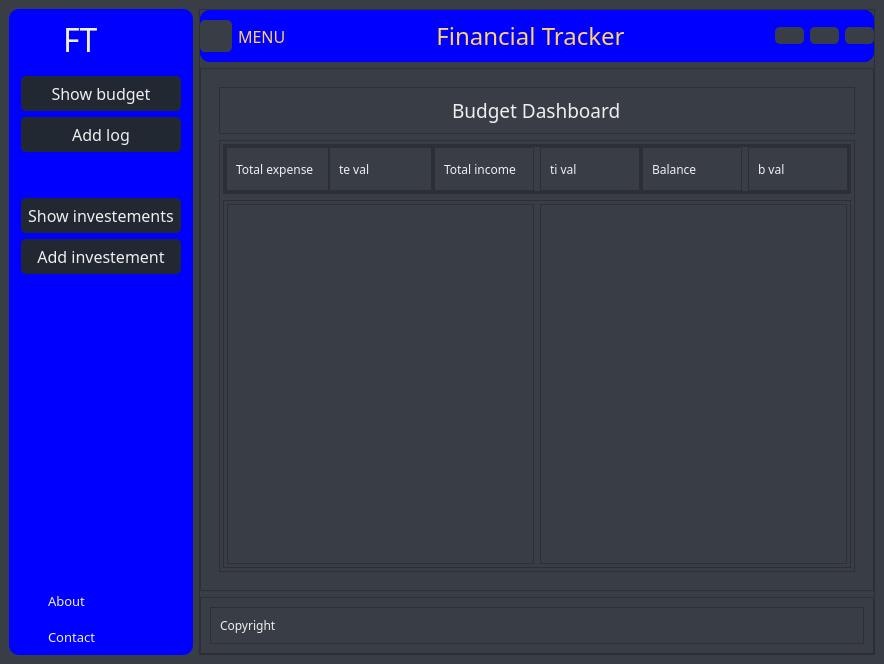
First picture: the form in interface.ui, repository bonradoo/financial-manager, before the edit.
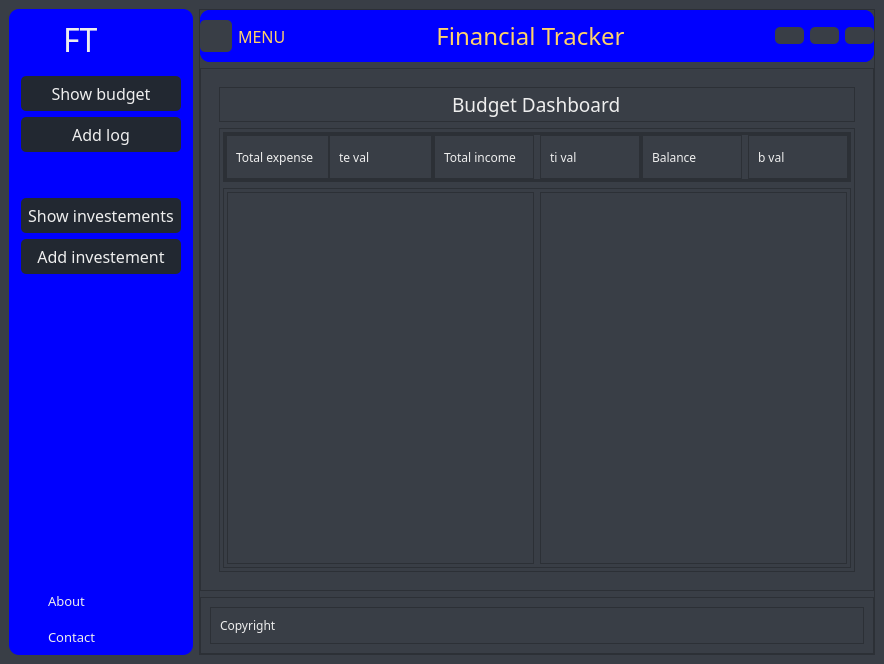
Second picture: the form after the edit. The open tabs and pages were chosen to show the change. Icons and pictures are not drawn.

```diff
--- a/interface.ui
+++ b/interface.ui
@@ -680,6 +680,18 @@
                  <enum>QFrame::Raised</enum>
                 </property>
                 <layout class="QVBoxLayout" name="verticalLayout_11">
+                 <property name="leftMargin">
+                  <number>3</number>
+                 </property>
+                 <property name="topMargin">
+                  <number>3</number>
+                 </property>
+                 <property name="rightMargin">
+                  <number>3</number>
+                 </property>
+                 <property name="bottomMargin">
+                  <number>3</number>
+                 </property>
                  <item alignment="Qt::AlignHCenter">
                   <widget class="QLabel" name="bd_title_label">
                    <property name="font">
```
Left out of the diff: 114 changed lines with no effect on the pictures.
